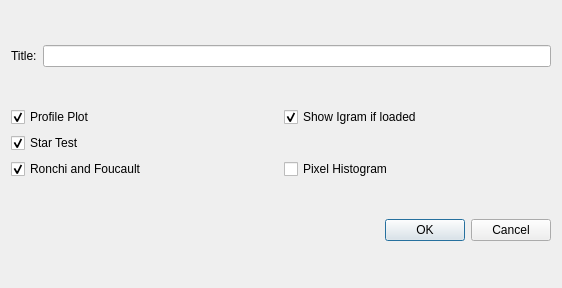
githubdoe/DFTFringe, file reportdlg.ui: the form before one commit.
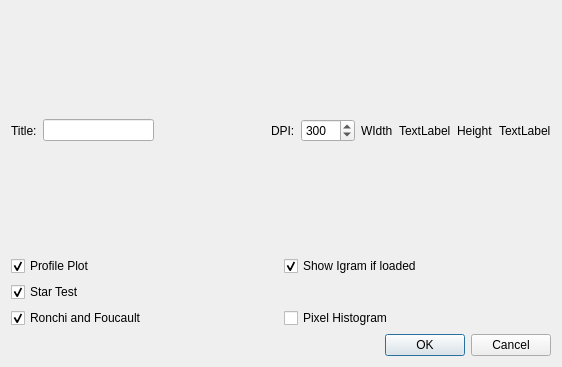
The form after the commit.

What changed in the file:
```diff
--- a/reportdlg.ui
+++ b/reportdlg.ui
@@ -7,7 +7,7 @@
     <x>0</x>
     <y>0</y>
     <width>562</width>
-    <height>288</height>
+    <height>367</height>
    </rect>
   </property>
   <property name="windowTitle">
@@ -26,6 +26,70 @@
      <item>
       <widget class="QLineEdit" name="title"/>
      </item>
+     <item>
+      <spacer name="horizontalSpacer">
+       <property name="orientation">
+        <enum>Qt::Horizontal</enum>
+       </property>
+       <property name="sizeHint" stdset="0">
+        <size>
+         <width>40</width>
+         <height>20</height>
+        </size>
+       </property>
+      </spacer>
+     </item>
+     <item>
+      <widget class="QLabel" name="label_2">
+       <property name="text">
+        <string>DPI:</string>
+       </property>
+      </widget>
+     </item>
+     <item>
+      <widget class="QSpinBox" name="DPI">
+       <property name="minimum">
+        <number>60</number>
+       </property>
+       <property name="maximum">
+        <number>6000</number>
+       </property>
+       <property name="singleStep">
+        <number>100</number>
+       </property>
+       <property name="value">
+        <number>300</number>
+       </property>
+      </widget>
+     </item>
+     <item>
+      <widget class="QLabel" name="label_3">
+       <property name="text">
+        <string>WIdth</string>
+       </property>
+      </widget>
+     </item>
+     <item>
+      <widget class="QLabel" name="width">
+       <property name="text">
+        <string>TextLabel</string>
+       </property>
+      </widget>
+     </item>
+     <item>
+      <widget class="QLabel" name="label_5">
+       <property name="text">
+        <string>Height</string>
+       </property>
+      </widget>
+     </item>
+     <item>
+      <widget class="QLabel" name="height">
+       <property name="text">
+        <string>TextLabel</string>
+       </property>
+      </widget>
+     </item>
     </layout>
    </item>
    <item>
```
Left out of the diff: 2 changed lines with no effect on the pictures.
